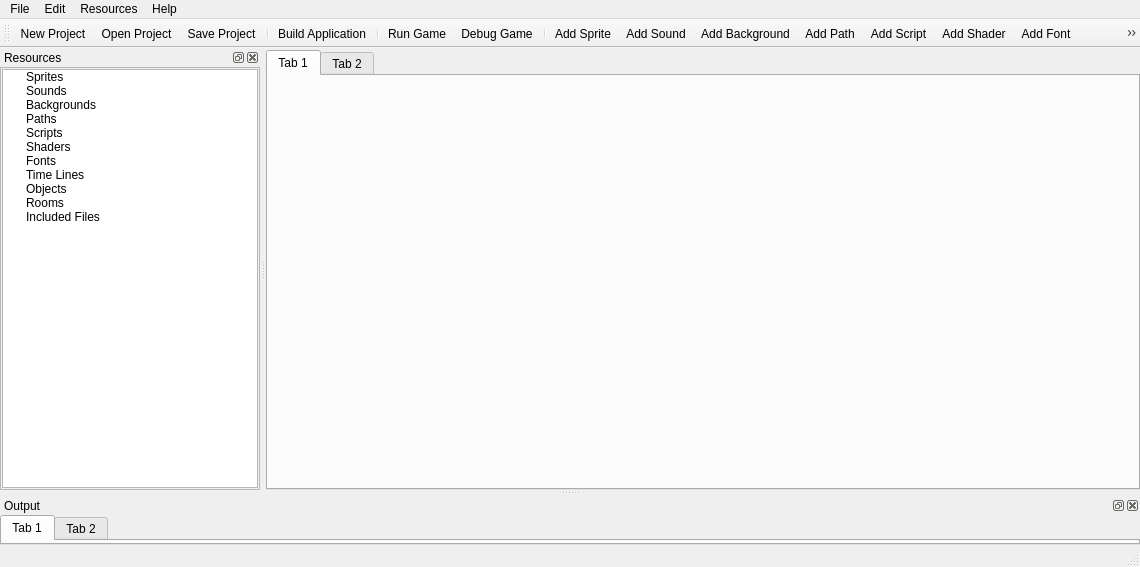
Qt form GMIDE/mainwindow.ui (TrieBr/GMIDE) before a commit.
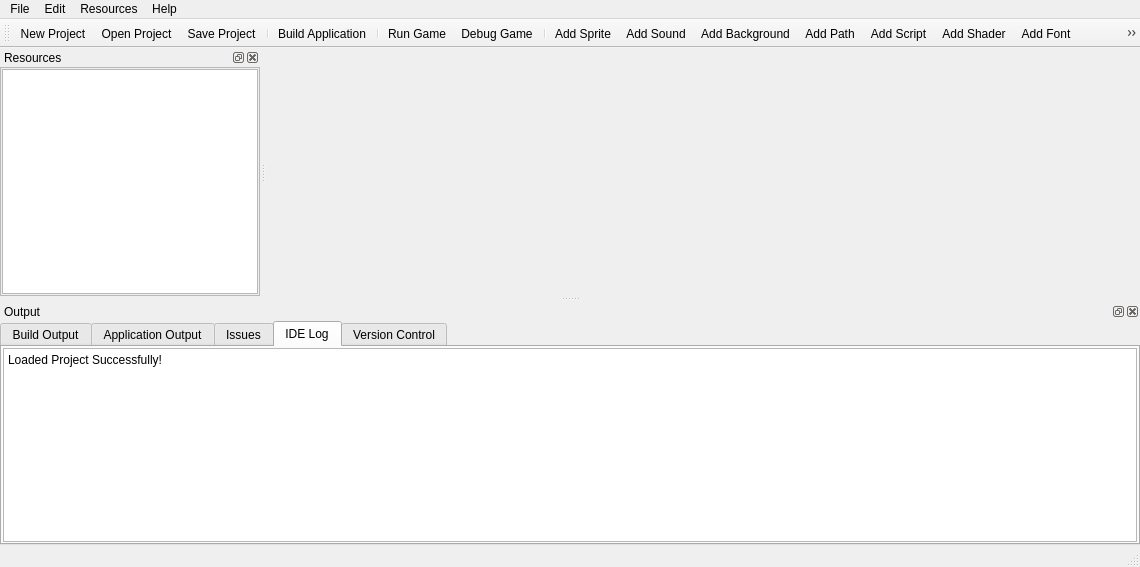
The same form after that commit. Icons and pictures are not drawn.

Diff of the .ui file:
```diff
--- a/GMIDE/mainwindow.ui
+++ b/GMIDE/mainwindow.ui
@@ -35,6 +35,12 @@
     </property>
     <item row="0" column="0">
      <widget class="QFrame" name="frame">
+      <property name="sizePolicy">
+       <sizepolicy hsizetype="Expanding" vsizetype="Expanding">
+        <horstretch>1</horstretch>
+        <verstretch>1</verstretch>
+       </sizepolicy>
+      </property>
       <property name="frameShape">
        <enum>QFrame::NoFrame</enum>
       </property>
@@ -54,44 +60,6 @@
        <property name="bottomMargin">
         <number>0</number>
        </property>
-       <item row="0" column="0">
-        <widget class="QFrame" name="frame_3">
-         <property name="frameShape">
-          <enum>QFrame::NoFrame</enum>
-         </property>
-         <property name="frameShadow">
-          <enum>QFrame::Raised</enum>
-         </property>
-         <layout class="QGridLayout" name="gridLayout_3">
-          <property name="leftMargin">
-           <number>0</number>
-          </property>
-          <property name="topMargin">
-           <number>2</number>
-          </property>
-          <property name="rightMargin">
-           <number>0</number>
-          </property>
-          <property name="bottomMargin">
-           <number>0</number>
-          </property>
-          <item row="0" column="0">
-           <widget class="QTabWidget" name="tabWidget">
-            <widget class="QWidget" name="tab">
-             <attribute name="title">
-              <string>Tab 1</string>
-             </attribute>
-            </widget>
-            <widget class="QWidget" name="tab_2">
-             <attribute name="title">
-              <string>Tab 2</string>
-             </attribute>
-            </widget>
-           </widget>
-          </item>
-         </layout>
-        </widget>
-       </item>
       </layout>
      </widget>
     </item>
@@ -194,70 +162,39 @@
          <number>1</number>
         </property>
         <item row="0" column="0">
-         <widget class="QTreeWidget" name="treeWidget">
+         <widget class="QTreeView" name="treeView">
+          <property name="styleSheet">
+           <string notr="true">QTreeView::branch:has-children:!has-siblings:closed,
+ QTreeView::branch:closed:has-children:has-siblings {
+         border-image: none;
+		image: url(:/main/icons/blue-folder-horizontal.png);
+ }
+
+QTreeView::branch:open:has-children:!has-siblings,
+ QTreeView::branch:open:has-children:has-siblings  {
+         border-image: none;
+		 image: url(:/main/icons/blue-folder-horizontal-open.png);
+ }
+QTreeView::branch:has-siblings:!adjoins-item {
+     border-image: url(:/main/icons/stylesheet-vline.png) 0;
+ }
+QTreeView::branch:has-siblings:adjoins-item {
+     border-image: url(:/main/icons/stylesheet-branch-more.png) 0;
+ }
+ QTreeView::branch:!has-children:!has-siblings:adjoins-item {
+     border-image: url(:/main/icons/stylesheet-branch-end.png) 0;
+ }
+</string>
+          </property>
+          <property name="editTriggers">
+           <set>QAbstractItemView::NoEditTriggers</set>
+          </property>
+          <property name="dragDropMode">
+           <enum>QAbstractItemView::InternalMove</enum>
+          </property>
           <attribute name="headerVisible">
            <bool>false</bool>
           </attribute>
-          <column>
-           <property name="text">
-            <string>1</string>
-           </property>
-          </column>
-          <item>
-           <property name="text">
-            <string>Sprites</string>
-           </property>
-          </item>
-          <item>
-           <property name="text">
-            <string>Sounds</string>
-           </property>
-          </item>
-          <item>
-           <property name="text">
-            <string>Backgrounds</string>
-           </property>
-          </item>
-          <item>
-           <property name="text">
-            <string>Paths</string>
-           </property>
-          </item>
-          <item>
-           <property name="text">
-            <string>Scripts</string>
-           </property>
-          </item>
-          <item>
-           <property name="text">
-            <string>Shaders</string>
-           </property>
-          </item>
-          <item>
-           <property name="text">
-            <string>Fonts</string>
-           </property>
-          </item>
-          <item>
-           <property name="text">
-            <string>Time Lines</string>
-           </property>
-          </item>
-          <item>
-           <property name="text">
-            <string>Objects</string>
-           </property>
-          </item>
-          <item>
-           <property name="text">
-            <string>Rooms</string>
-           </property>
-          </item>
-          <item>
-           <property name="text">
-            <string>Included Files</string>
-           </property>
-          </item>
          </widget>
         </item>
        </layout>
@@ -292,15 +229,120 @@
      </property>
      <item row="0" column="0">
       <widget class="QTabWidget" name="tabWidget_2">
+       <property name="currentIndex">
+        <number>3</number>
+       </property>
        <widget class="QWidget" name="tab_3">
         <attribute name="title">
-         <string>Tab 1</string>
+         <string>Build Output</string>
         </attribute>
        </widget>
        <widget class="QWidget" name="tab_4">
         <attribute name="title">
-         <string>Tab 2</string>
+         <string>Application Output</string>
         </attribute>
+        <layout class="QGridLayout" name="gridLayout_8">
+         <property name="leftMargin">
+          <number>1</number>
+         </property>
+         <property name="topMargin">
+          <number>1</number>
+         </property>
+         <property name="rightMargin">
+          <number>1</number>
+         </property>
+         <property name="bottomMargin">
+          <number>1</number>
+         </property>
+         <item row="0" column="0">
+          <widget class="QPlainTextEdit" name="plainTextEdit_app_output">
+           <property name="plainText">
+            <string>ergerger</string>
+           </property>
+          </widget>
+         </item>
+        </layout>
+       </widget>
+       <widget class="QWidget" name="tab_5">
+        <attribute name="title">
+         <string>Issues</string>
+        </attribute>
+        <layout class="QGridLayout" name="gridLayout_9">
+         <property name="leftMargin">
+          <number>1</number>
+         </property>
+         <property name="topMargin">
+          <number>1</number>
+         </property>
+         <property name="rightMargin">
+          <number>1</number>
+         </property>
+         <property name="bottomMargin">
+          <number>1</number>
+         </property>
+         <item row="0" column="0">
+          <widget class="QPlainTextEdit" name="plainTextEdit_issues">
+           <property name="plainText">
+            <string>ergerger</string>
+           </property>
+          </widget>
+         </item>
+        </layout>
+       </widget>
+       <widget class="QWidget" name="tab_6">
+        <attribute name="title">
+         <string>IDE Log</string>
+        </attribute>
+        <layout class="QGridLayout" name="gridLayout_10">
+         <property name="leftMargin">
+          <number>1</number>
+         </property>
+         <property name="topMargin">
+          <number>1</number>
+         </property>
+         <property name="rightMargin">
+          <number>1</number>
+         </property>
+         <property name="bottomMargin">
+          <number>1</number>
+         </property>
+         <item row="0" column="0">
+          <widget class="QPlainTextEdit" name="plainTextEdit_ide_log">
+           <property name="readOnly">
+            <bool>true</bool>
+           </property>
+           <property name="plainText">
+            <string>Loaded Project Successfully!</string>
+           </property>
+          </widget>
+         </item>
+        </layout>
+       </widget>
+       <widget class="QWidget" name="tab_7">
+        <attribute name="title">
+         <string>Version Control</string>
+        </attribute>
+        <layout class="QGridLayout" name="gridLayout_11">
+         <property name="leftMargin">
+          <number>1</number>
+         </property>
+         <property name="topMargin">
+          <number>1</number>
+         </property>
+         <property name="rightMargin">
+          <number>1</number>
+         </property>
+         <property name="bottomMargin">
+          <number>1</number>
+         </property>
+         <item row="0" column="0">
+          <widget class="QPlainTextEdit" name="plainTextEdit_version_control_log">
+           <property name="plainText">
+            <string>ergerger</string>
+           </property>
+          </widget>
+         </item>
+        </layout>
        </widget>
       </widget>
      </item>
```
Left out of the diff: 21 changed lines with no effect on the pictures.
